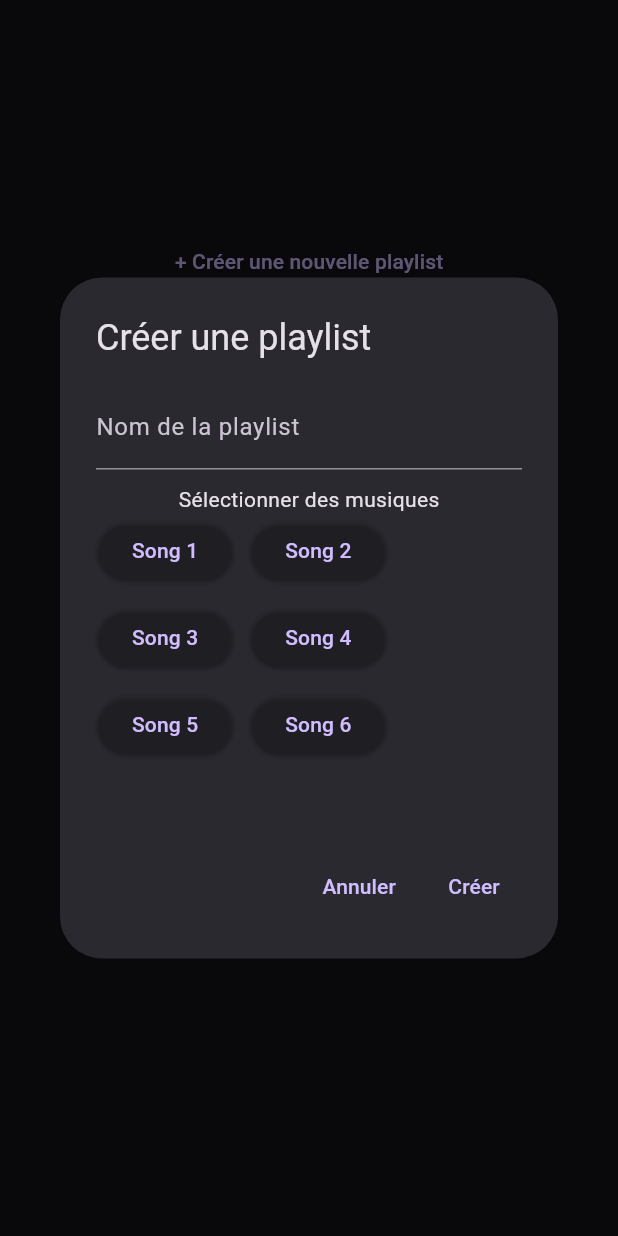
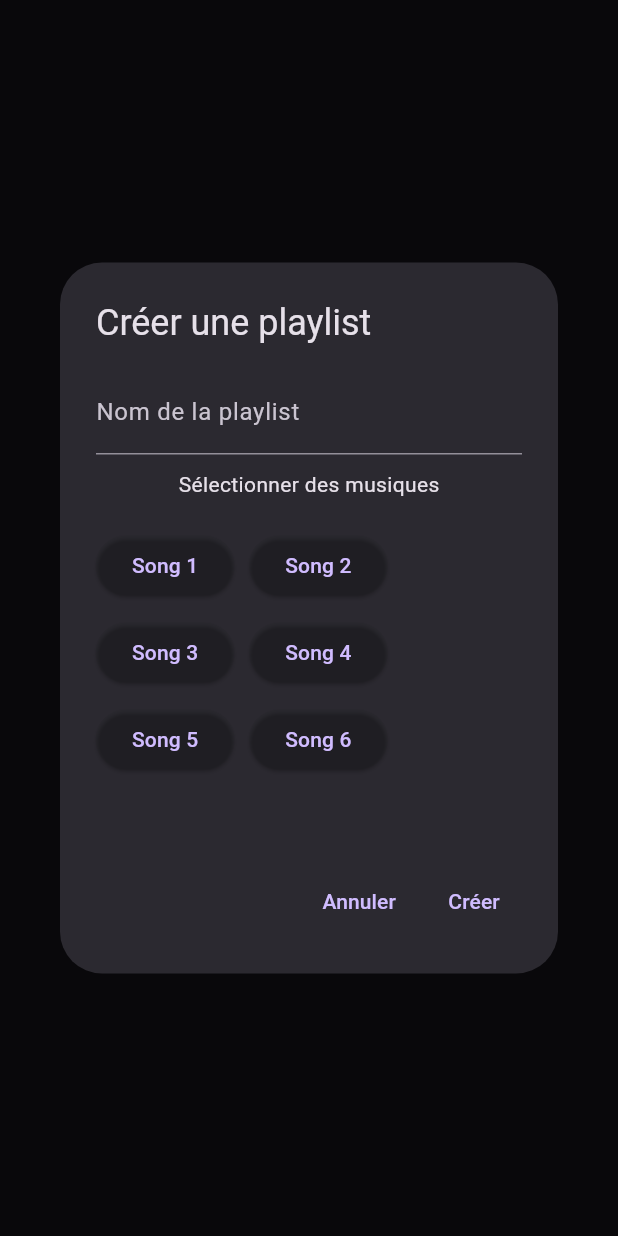
Before and after one commit to danielOkpe/music_app, a Flutter app: the LibraryScreen widget shown alone on an empty page, opened directly, after a tap on "+ Créer une nouvelle playlist", on a phone screen of 412 x 824 dp. Run offline on Flutter 3.47's test engine with Material 3 defaults, Android fonts, the phone set to English and light mode, and no system bars; our stand-ins replace audioplayers, image_picker, shared_preferences; accounts and stored records are empty.

Commit message:
clean library screen

```diff
--- a/flutter_training/lib/views/pages/library_screen.dart
+++ b/flutter_training/lib/views/pages/library_screen.dart
@@ -13,7 +13,6 @@ class LibraryScreen extends StatefulWidget {
 class _LibraryScreenState extends State<LibraryScreen> {
   late List<Playlist> playlists;
   List<Audio> allAudios = Constants.AUDIOS;
-  Color buttonBackground = Colors.transparent;
 
   @override
   void initState() {
@@ -29,11 +28,13 @@ class _LibraryScreenState extends State<LibraryScreen> {
     await showDialog(
       context: context,
       builder: (context) {
-        return AlertDialog(
+        return StatefulBuilder(
+            builder: (context, setDialogState){
+              return  AlertDialog(
                 title: Text("Créer une playlist"),
                 content: SingleChildScrollView(
                   child: Column(
-              mainAxisSize: MainAxisSize.min, // Permet d'éviter un trop grand espace
+                    mainAxisSize: MainAxisSize.min,
                     children: [
                       TextField(
                         controller: nameController,
@@ -41,30 +42,29 @@ class _LibraryScreenState extends State<LibraryScreen> {
                       ),
                       SizedBox(height: 10),
                       Text("Sélectionner des musiques"),
+                      SizedBox(height: 20,),
                       SizedBox(
-                  height: 200, // Limite la hauteur pour éviter un débordement
-                  width: double.maxFinite, // Permet d'utiliser toute la largeur disponible
+                        height: 200,
+                        width: double.maxFinite,
                         child: SingleChildScrollView(
                           child: Wrap(
-                      spacing: 10, // Espacement horizontal entre les boutons
-                      runSpacing: 10, // Espacement vertical entre les boutons
+                            spacing: 10,
+                            runSpacing: 10,
                             children: allAudios.map((audio) {
+                              bool isSelected = selectedAudios.contains(audio);
+
                               return ElevatedButton(
                                 onPressed: () {
-                            if (selectedAudios.contains(audio)) {
+                                  setDialogState((){
+                                    if (isSelected) {
                                         selectedAudios.remove(audio);
-                              setState(() {
-                                buttonBackground = Colors.red;
-                              });
                                     } else {
                                         selectedAudios.add(audio);
-                              setState(() {
-                                buttonBackground = Colors.green;
+                                    }
                                   });
-                            }
                                 },
                                 style: ElevatedButton.styleFrom(
-                            backgroundColor: buttonBackground
+                                    backgroundColor: isSelected? Colors.green : Colors.transparent
                                 ),
                                 child: Text(audio.title, textAlign: TextAlign.center),
                               );
@@ -93,6 +93,8 @@ class _LibraryScreenState extends State<LibraryScreen> {
                   ),
                 ],
               );
+            }
+        );
       },
     );
   }
@@ -102,12 +104,17 @@ class _LibraryScreenState extends State<LibraryScreen> {
   Widget build(BuildContext context) {
     return Column(
       children: [
+        SizedBox(height: 20,),
         SizedBox(
           height: 150,
+          child: Padding(
+              padding: EdgeInsets.symmetric(horizontal: 32.0),
             child:ListView.builder(
                 itemCount: playlists.length,
                 scrollDirection: Axis.horizontal,
                 itemBuilder: (BuildContext context, int index) => Card(
+                  child: Padding(
+                      padding: EdgeInsets.only(left: 16.0),
                       child:Row(
                         mainAxisAlignment: MainAxisAlignment.spaceBetween,
                         children: [
@@ -118,8 +125,11 @@ class _LibraryScreenState extends State<LibraryScreen> {
                           )
                         ],
                       ) ,
+                  ),
                 )
-          ) ,
+            ),
+
+          ),
         ),
         Center(
           child:TextButton(
```
Lines whose indentation alone changed are shown as unchanged.
